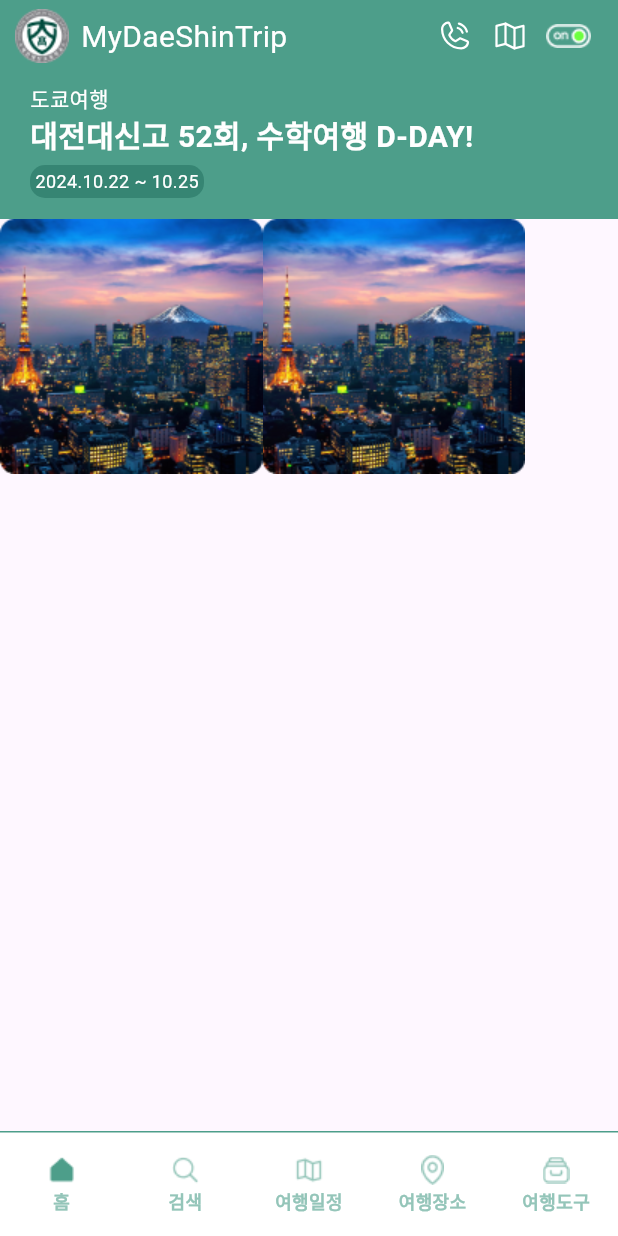
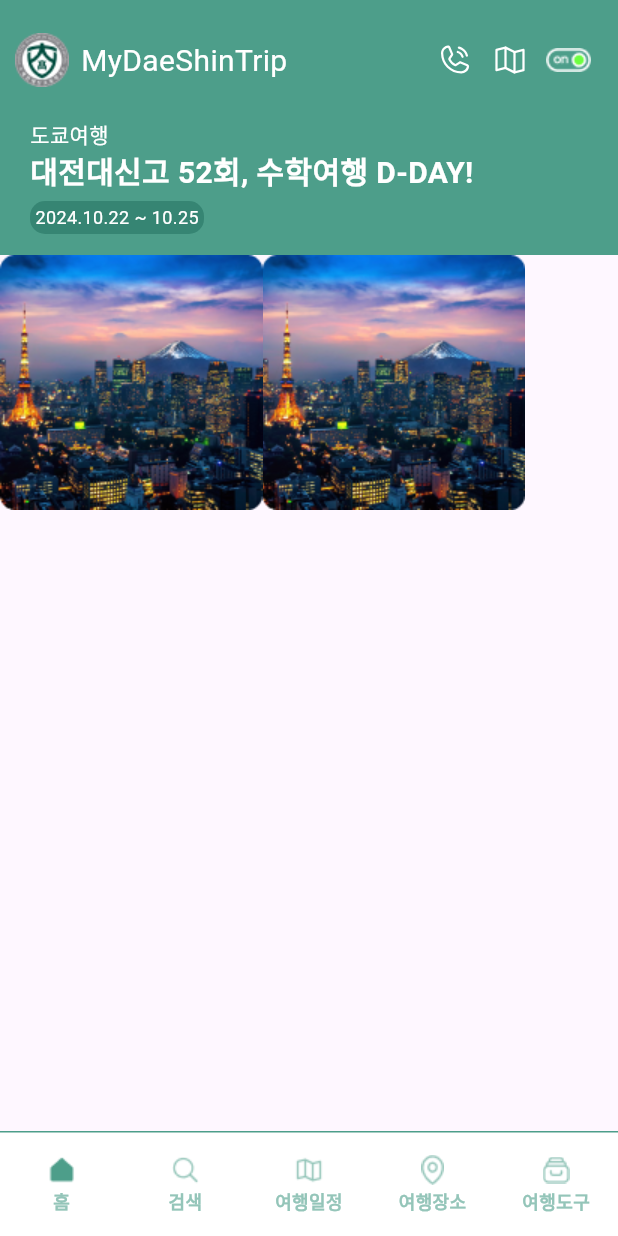
Before and after one commit to Popoisthebest/school_trip_app, a Flutter app: the screen it shows after launch, on a phone screen of 412 x 824 dp. Run offline on Flutter 3.47's test engine with Material 3 defaults, Android fonts, the light colour scheme and no system bars; our stand-ins replace connectivity_plus, flutter_svg, google_maps_flutter; Roboto replaces fonts that are missing (Ownglyph okticon).

Commit message:
[fix] AppBar 대신 컨테이너를 통해 AppBar 구현 방법 터득

```diff
--- a/lib/main.dart
+++ b/lib/main.dart
@@ -1,6 +1,7 @@
 import 'package:flutter/material.dart';
 
 import 'package:school_trip_app/screens/loading_screens/splash_screen.dart';
+import 'package:school_trip_app/screens/travel_screens/app_bar_test.dart';
 
 void main() {
   runApp(const SchoolTripApp());
--- a/lib/screens/component/common_layout.dart
+++ b/lib/screens/component/common_layout.dart
@@ -96,7 +96,6 @@ class _CommonLayoutState extends State<CommonLayout> {
   Widget _buildBottomNavigationBar() {
     return SizedBox(
       height: 70,
-      child: SafeArea(
       child: Container(
         color: Colors.white,
         child: Column(
@@ -119,7 +118,6 @@ class _CommonLayoutState extends State<CommonLayout> {
               ),
             ),
           ],
-          ),
         ),
       ),
     );
@@ -179,12 +177,16 @@ class _CommonLayoutState extends State<CommonLayout> {
   }
 
   // AppBar를 특정 페이지에서만 적용
-  PreferredSizeWidget? _buildAppBar() {
+  Widget _buildCustomAppBar() {
     if (_selectedIndex == 0 || _selectedIndex == 1 || _selectedIndex == 4) {
-      // 홈 또는 검사 또는 여행 도구 페이지에서만 AppBar 적용
-      return AppBar(
-        backgroundColor: const Color(0xFF4D9E8A),
-        flexibleSpace: Row(
+      // 홈 또는 검색 또는 여행 도구 페이지에서만 상단바 적용
+      return Container(
+        padding: EdgeInsets.only(
+          top: MediaQuery.of(context).padding.top, // 상태 표시줄 높이 반영
+        ),
+        color: const Color(0xFF4D9E8A),
+        height: 80, // AppBar의 높이
+        child: Row(
           mainAxisAlignment: MainAxisAlignment.spaceBetween,
           children: [
             Padding(
@@ -232,17 +234,21 @@ class _CommonLayoutState extends State<CommonLayout> {
         ),
       );
     }
-    return null; // 나머지 페이지에서는 AppBar 없음
+    return const SizedBox.shrink(); // 다른 페이지에서는 빈 상단바
   }
 
   @override
   Widget build(BuildContext context) {
-    return SafeArea(
-      child: Scaffold(
-        appBar: _buildAppBar(), // AppBar를 조건부로 적용
+    return Scaffold(
+      body: Column(
+        children: [
+          _buildCustomAppBar(), // 커스텀 AppBar
+          Expanded(
+            child: _screens[_selectedIndex], // 선택된 탭에 해당하는 화면만 갱신
+          ),
+        ],
+      ),
       bottomNavigationBar: _buildBottomNavigationBar(), // 모든 페이지에 공통 적용
-        body: _screens[_selectedIndex], // 선택된 탭에 해당하는 화면만 갱신
-      ),
     );
   }
 }
```
Also changed, not shown: lib/screens/travel_screens/app_bar_test.dart (added, +58 -0 lines). Lines whose indentation alone changed are shown as unchanged.
